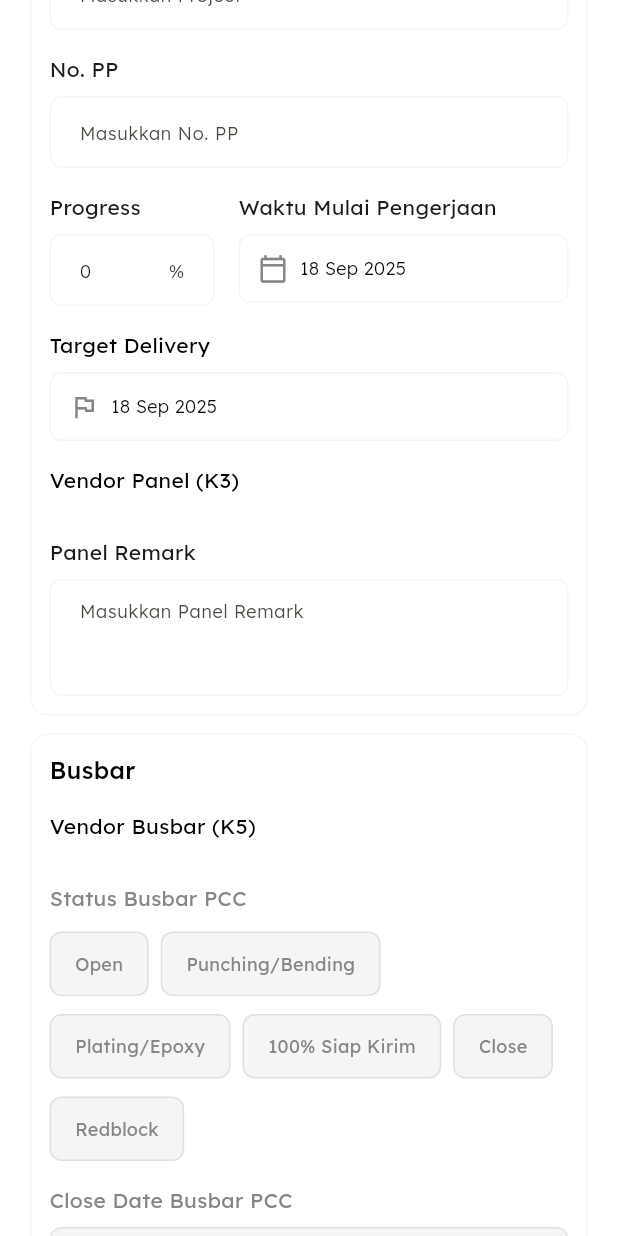
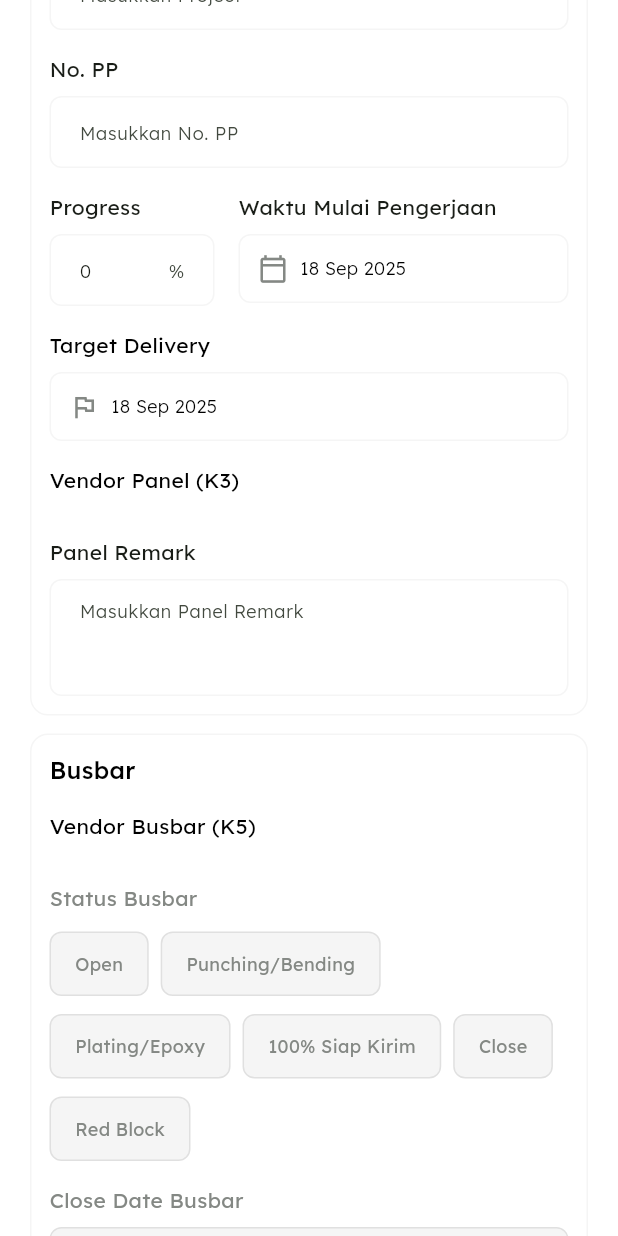
Before and after one commit to secappproject/sec_panel, a Flutter app: the EditPanelBottomSheet screen opened directly with empty values, scrolled down 576 dp, on a phone screen of 412 x 824 dp. Run offline on Flutter 3.47's test engine with Material 3 defaults, Android fonts, the phone set to English and light mode, and no system bars; our stand-ins replace file_picker, fl_chart, permission_handler, photo_view, share_plus, shared_preferences and 1 more; missing offline and left inert: excel, file_saver, rich_text_controller; accounts and stored records are empty; network calls fail.

Commit message:
status busbar admin

```diff
--- a/lib/components/panel/edit/edit_panel_bottom_sheet.dart
+++ b/lib/components/panel/edit/edit_panel_bottom_sheet.dart
@@ -70,8 +70,7 @@ class _EditPanelBottomSheetState extends State<EditPanelBottomSheet> {
   String? _selectedPaletVendorId;
   String? _selectedCorepartVendorId;
 
-  String? _selectedBusbarPccStatus;
-  String? _selectedBusbarMccStatus;
+  String? _selectedBusbarStatus;
   String? _selectedComponentStatus;
   String? _selectedPaletStatus;
   String? _selectedCorepartStatus;
@@ -92,7 +91,7 @@ class _EditPanelBottomSheetState extends State<EditPanelBottomSheet> {
     "Plating/Epoxy",
     "100% Siap Kirim",
     "Close",
-    "Redblock",
+    "Red Block",
   ];
   final List<String> componentStatusOptions = ["Open", "On Progress", "Close"];
   final List<String> paletCorepartStatusOptions = ["Open", "Close"];
@@ -127,8 +126,7 @@ class _EditPanelBottomSheetState extends State<EditPanelBottomSheet> {
       widget.panelData.busbarVendorIds,
     );
 
-    _selectedBusbarPccStatus = _panel.statusBusbarPcc;
-    _selectedBusbarMccStatus = _panel.statusBusbarMcc;
+    _selectedBusbarStatus = _panel.statusBusbarPcc;
     _selectedComponentStatus = _panel.statusComponent;
     _selectedPaletStatus = _panel.statusPalet;
     _selectedCorepartStatus = _panel.statusCorepart;
@@ -196,13 +194,14 @@ class _EditPanelBottomSheetState extends State<EditPanelBottomSheet> {
     final progress = int.tryParse(_progressController.text) ?? 0;
     final paletReady = _selectedPaletStatus == 'Close';
     final corepartReady = _selectedCorepartStatus == 'Close';
-    final busbarMccReady = _selectedBusbarMccStatus == 'Close';
+    // final busbarMccReady = _selectedBusbarMccStatus == 'Close';
 
     bool allConditionsMet;
     switch (_selectedPanelType) {
       case 'MCCW':
         allConditionsMet =
-            progress == 100 && paletReady && corepartReady && busbarMccReady;
+            progress == 100 && paletReady && corepartReady ;
+            // progress == 100 && paletReady && corepartReady && busbarMccReady;
         break;
       case 'PCC':
       case 'MCCF':
@@ -279,8 +278,8 @@ class _EditPanelBottomSheetState extends State<EditPanelBottomSheet> {
       panelToSave.panelType = _selectedPanelType;
       panelToSave.isClosed = _isClosed;
       panelToSave.closedDate = _closedDate;
-      panelToSave.statusBusbarPcc = _selectedBusbarPccStatus;
-      panelToSave.statusBusbarMcc = _selectedBusbarMccStatus;
+      panelToSave.statusBusbarPcc = _selectedBusbarStatus;
+      panelToSave.statusBusbarMcc = _selectedBusbarStatus;
       panelToSave.statusComponent = _selectedComponentStatus;
       panelToSave.statusPalet = _selectedPaletStatus;
       panelToSave.statusCorepart = _selectedCorepartStatus;
@@ -629,13 +628,13 @@ class _EditPanelBottomSheetState extends State<EditPanelBottomSheet> {
                         _buildMultiSelectorBusbarVendor(),
                         const SizedBox(height: 16),
                         _buildSelectorSection(
-                          label: "Status Busbar PCC",
+                          label: "Status Busbar",
                           options: Map.fromEntries(
                             busbarStatusOptions.map((s) => MapEntry(s, s)),
                           ),
-                          selectedValue: _selectedBusbarPccStatus,
+                          selectedValue: _selectedBusbarStatus,
                           onTap: (val) => setState(() {
-                            _selectedBusbarPccStatus = val;
+                            _selectedBusbarStatus = val;
                             // ▼▼▼ [BARU] Logika otomatisasi tanggal ▼▼▼
                             if (val == 'Close') {
                               _closeDateBusbar = DateTime.now();
@@ -649,41 +648,12 @@ class _EditPanelBottomSheetState extends State<EditPanelBottomSheet> {
                         const SizedBox(height: 16),
                         // ▼▼▼ [BARU] Field Tanggal Close Busbar PCC ▼▼▼
                         _buildDatePickerField(
-                          label: "Close Date Busbar PCC",
+                          label: "Close Date Busbar",
                           selectedDate: _closeDateBusbar,
                           onDateChanged: (date) =>
                               setState(() => _closeDateBusbar = date),
                           icon: Icons.event_available,
-                          isEnabled: _selectedBusbarPccStatus == 'Close',
-                        ),
-                        const SizedBox(height: 16),
-                        _buildSelectorSection(
-                          label: "Status Busbar MCC",
-                          options: Map.fromEntries(
-                            busbarStatusOptions.map((s) => MapEntry(s, s)),
-                          ),
-                          selectedValue: _selectedBusbarMccStatus,
-                          onTap: (val) => setState(() {
-                            _selectedBusbarMccStatus = val;
-                            // ▼▼▼ [BARU] Logika otomatisasi tanggal ▼▼▼
-                            if (val == 'Close') {
-                              _closeDateBusbar = DateTime.now();
-                            } else {
-                              _closeDateBusbar = null;
-                            }
-                            _updateCanMarkAsSent();
-                          }),
-                          isEnabled: _selectedBusbarVendorIds.isNotEmpty,
-                        ),
-                        const SizedBox(height: 16),
-                        // ▼▼▼ [BARU] Field Tanggal Close Busbar MCC ▼▼▼
-                        _buildDatePickerField(
-                          label: "Close Date Busbar MCC",
-                          selectedDate: _closeDateBusbar,
-                          onDateChanged: (date) =>
-                              setState(() => _closeDateBusbar = date),
-                          icon: Icons.event_available,
-                          isEnabled: _selectedBusbarMccStatus == 'Close',
+                          isEnabled: _selectedBusbarStatus == 'Close',
                         ),
                         const SizedBox(height: 16),
                         _buildDatePickerField(
```
Also changed, not shown: lib/models/company.dart (+10 -4 lines).
